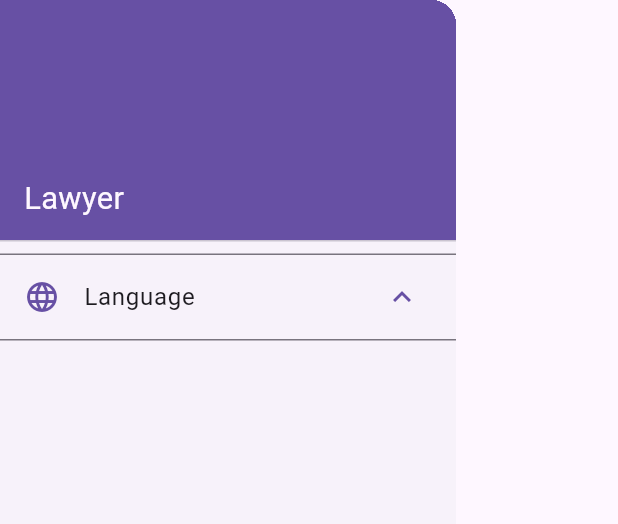
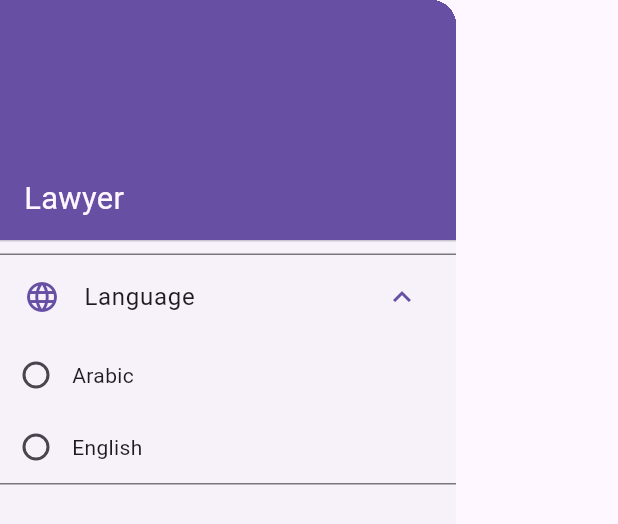
Before and after one commit to Salmakhaled123/help-for-lawyer, a Flutter app: the MyDrawer widget shown alone on an empty page, opened directly, after a tap on "Language", on a phone screen of 412 x 824 dp. Shown: the top 524 px of the screen. Run offline on Flutter 3.47's test engine with Material 3 defaults, Android fonts, the phone set to English and light mode, and no system bars; our stand-ins replace bloc, flutter_bloc, flutter_screenutil, go_router.

Commit message:
add radio button in expansion tile for languages

```diff
--- a/lib/features/home/presentation/view/widgets/my_drawer.dart
+++ b/lib/features/home/presentation/view/widgets/my_drawer.dart
@@ -3,6 +3,7 @@ import 'package:flutter_bloc/flutter_bloc.dart';
 import 'package:flutter_screenutil/flutter_screenutil.dart';
 
 import '../../../../take_name_of_lawyer/presentation/view_model/lawyer_cubit.dart';
+import '../../../../take_name_of_lawyer/presentation/views/widgets/custom_radio_button.dart';
 
 class MyDrawer extends StatelessWidget {
   const MyDrawer({Key? key}) : super(key: key);
@@ -24,10 +25,22 @@ class MyDrawer extends StatelessWidget {
                     'Lawyer',
                     style: TextStyle(fontSize: 18.sp),
                   )),
-              const ExpansionTile(
-                leading: Icon(Icons.language),
-                title: Text('Language'),
-                children: [],
+              ExpansionTile(
+                leading: const Icon(Icons.language),
+                title: const Text('Language'),
+                children: [
+                  CustomRadioButton(
+                      text: 'Arabic',
+                      onChanged: (value) {
+                        cubit.isChecked(value!);
+                      }),
+                  CustomRadioButton(
+                    text: 'English',
+                    onChanged: (value) {
+                      cubit.isChecked(value!);
+                    },
+                  ),
+                ],
               )
             ],
           ),
--- a/lib/features/take_name_of_lawyer/presentation/view_model/lawyer_cubit.dart
+++ b/lib/features/take_name_of_lawyer/presentation/view_model/lawyer_cubit.dart
@@ -8,4 +8,9 @@ class LawyerCubit extends Cubit<LawyerState> {
   LawyerCubit() : super(LawyerInitial());
   TextEditingController nameController = TextEditingController();
   var formKey = GlobalKey<FormState>();
+  String? language;
+  void isChecked(String value) {
+    language = value;
+    emit(ChangeLanguageSuccessfully());
+  }
 }
--- a/lib/features/take_name_of_lawyer/presentation/view_model/lawyer_state.dart
+++ b/lib/features/take_name_of_lawyer/presentation/view_model/lawyer_state.dart
@@ -4,3 +4,5 @@ part of 'lawyer_cubit.dart';
 abstract class LawyerState {}
 
 class LawyerInitial extends LawyerState {}
+
+class ChangeLanguageSuccessfully extends LawyerState {}
--- /dev/null
+++ b/lib/features/take_name_of_lawyer/presentation/views/widgets/custom_radio_button.dart
@@ -0,0 +1,27 @@
+import 'package:flutter/material.dart';
+import 'package:flutter_bloc/flutter_bloc.dart';
+
+import '../../view_model/lawyer_cubit.dart';
+
+class CustomRadioButton extends StatelessWidget {
+  const CustomRadioButton({
+    super.key,
+    required this.text,
+    this.onChanged,
+  });
+  final String text;
+  final void Function(String?)? onChanged;
+
+  @override
+  Widget build(BuildContext context) {
+    return Row(
+      children: [
+        Radio<String>(
+            value: text,
+            groupValue: BlocProvider.of<LawyerCubit>(context).language,
+            onChanged: onChanged),
+        Text(text),
+      ],
+    );
+  }
+}
--- a/lib/main.dart
+++ b/lib/main.dart
@@ -21,7 +21,7 @@ class MyApp extends StatelessWidget {
         splitScreenMode: true,
         builder: (_, child) {
           return MaterialApp.router(
-            theme: ThemeData(primarySwatch: Colors.purple),
+            theme: ThemeData(primarySwatch: Colors.teal),
             routerConfig: AppRouter.router,
             debugShowCheckedModeBanner: false,
             title: 'Lawyer Companion',
```
